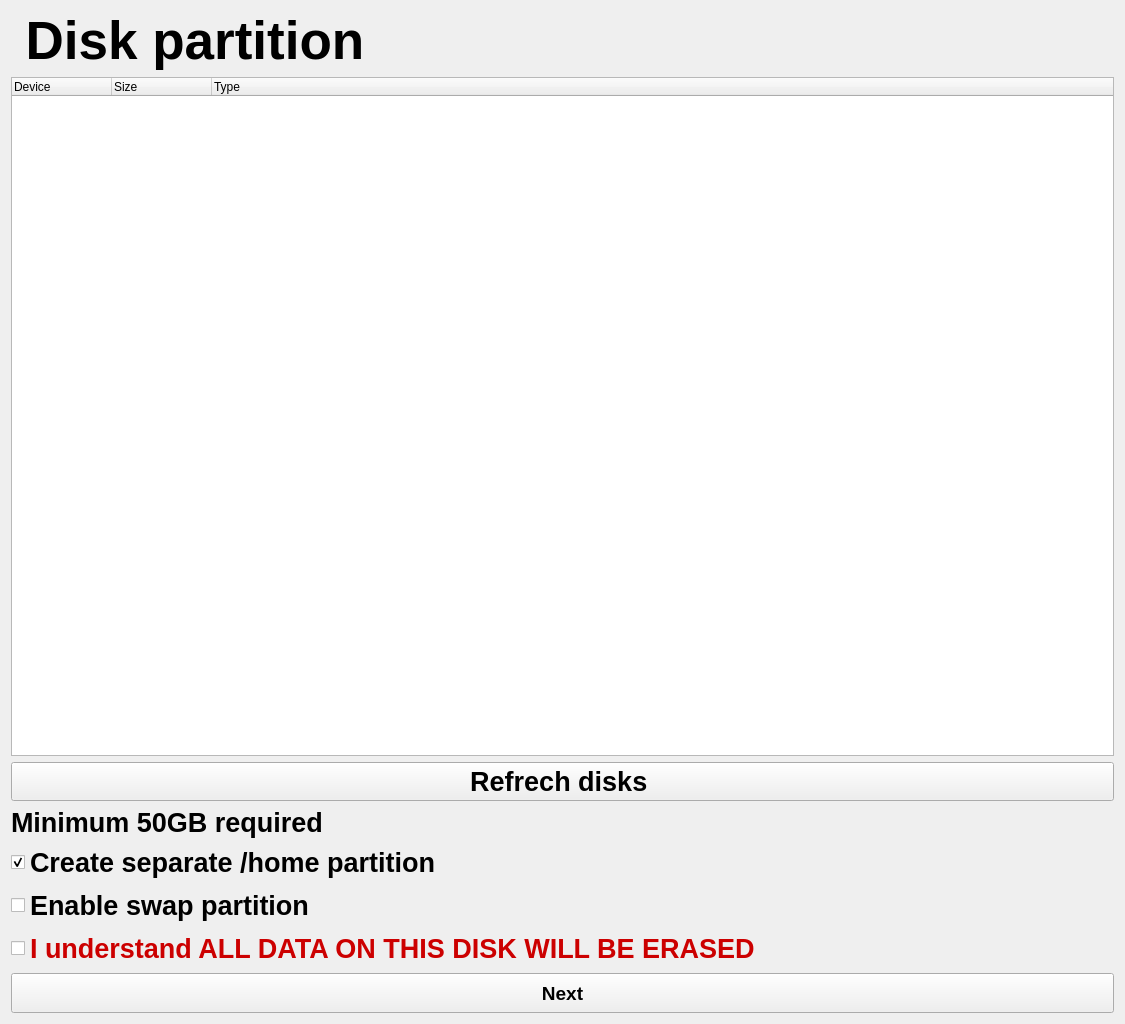
Above: partition.ui from n1cef/kraken_installer before the change. Below: the same form after it.
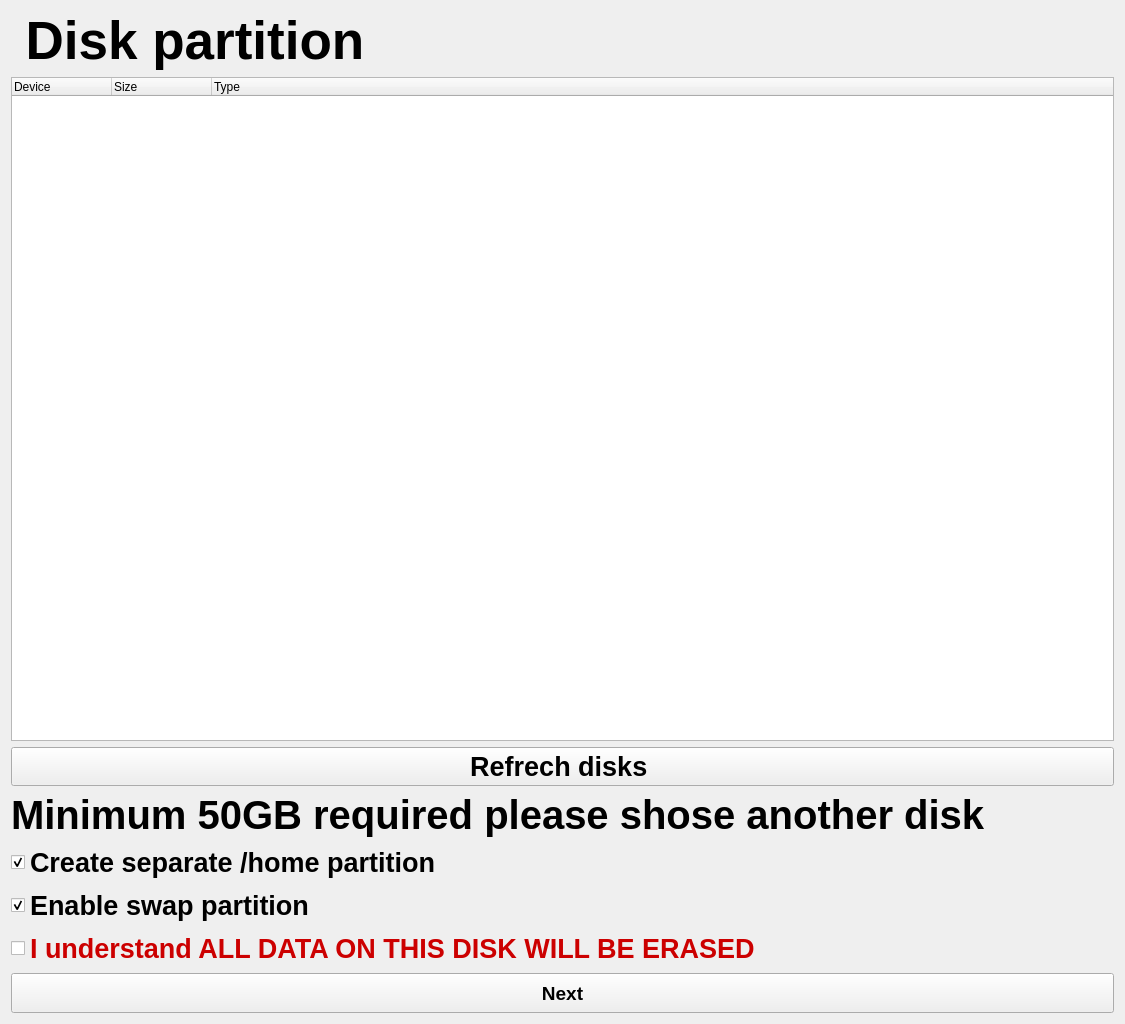
That is the form after the change.

Patch:
```diff
--- a/partition.ui
+++ b/partition.ui
@@ -69,7 +69,7 @@
     <widget class="QLabel" name="diskWarningLabel">
      <property name="font">
       <font>
-       <pointsize>20</pointsize>
+       <pointsize>30</pointsize>
        <bold>true</bold>
       </font>
      </property>
@@ -77,7 +77,7 @@
       <string notr="true">color:&quot;red&quot;;</string>
      </property>
      <property name="text">
-      <string>Minimum 50GB required</string>
+      <string>Minimum 50GB required please shose another disk</string>
      </property>
     </widget>
    </item>
@@ -108,6 +108,9 @@
      <property name="text">
       <string>Enable swap partition</string>
      </property>
+     <property name="checked">
+      <bool>true</bool>
+     </property>
     </widget>
    </item>
    <item>
```
